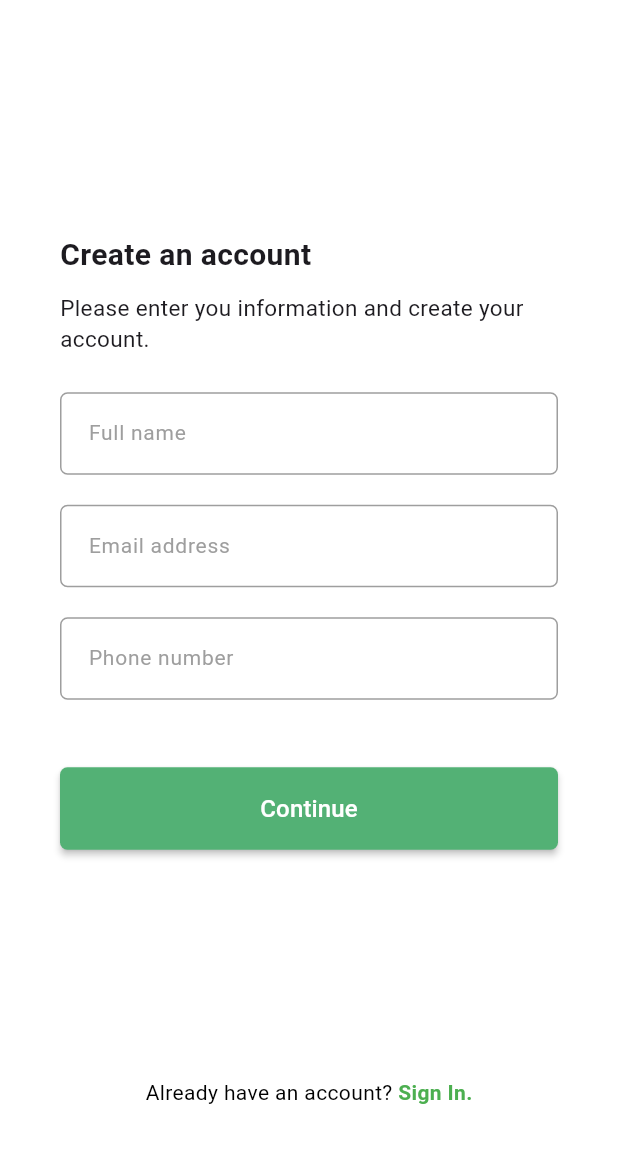
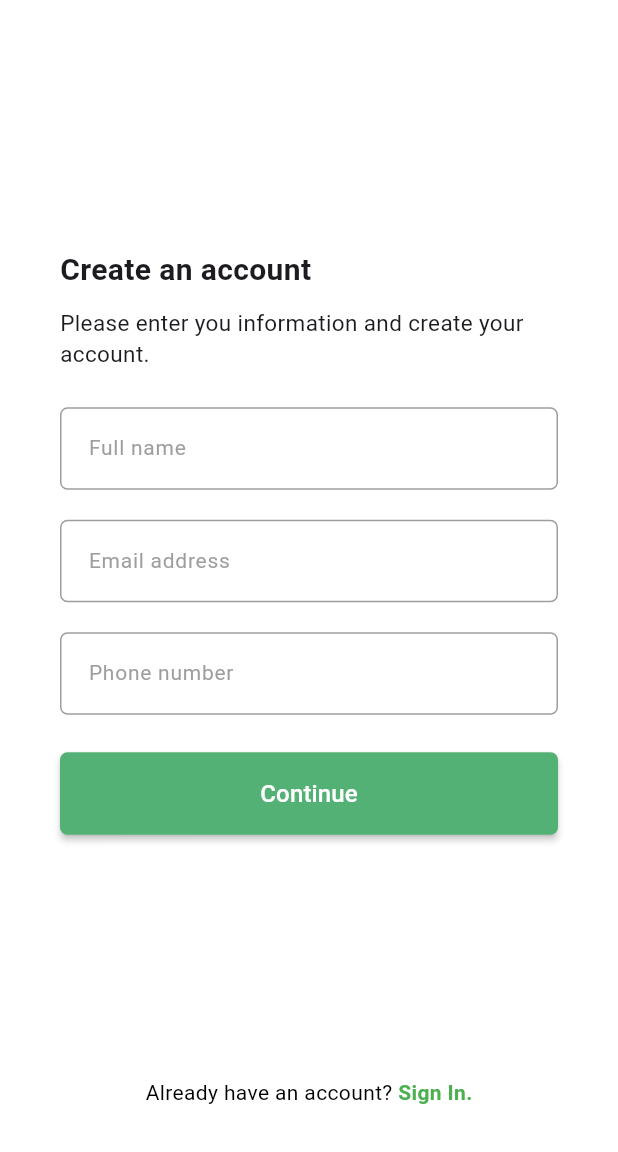
Before and after one commit to anilantony49/e-commerce-app_machine-test, a Flutter app: the UserSignUpPageOne screen opened directly, on a phone screen of 412 x 824 dp, the part 84-1236 px from its top. Run offline on Flutter 3.47's test engine with Material 3 defaults, Android fonts, the phone set to English and light mode, and no system bars; our stand-ins replace animate_do, animated_text_kit, dio, dotted_border, flutter_animate, flutter_bloc and 4 more; missing offline and left inert: colorful_safe_area; accounts and stored records are empty.

```diff
--- a/lib/presentation/user_sign_in/widgets/signin_field_widget.dart
+++ b/lib/presentation/user_sign_in/widgets/signin_field_widget.dart
@@ -82,7 +82,7 @@ class _SignInFieldWidgetState extends State<SignInFieldWidget> {
                           child: Icon(
                             state ? Icons.visibility_off : Icons.visibility,
                             size: 20,
-                            color: Theme.of(context).colorScheme.secondary,
+                            color: Colors.grey,
                           ),
                         ),
                         obscureText: state,
@@ -136,6 +136,7 @@ class _SignInFieldWidgetState extends State<SignInFieldWidget> {
     }
 
     if (state is UserSignInSuccessState) {
+      customSnackbar(context, "It will take a while, please wait...");
       nextScreenRemoveUntil(context, const MainScreen());
 
       context.read<TogglePasswordCubit>().reset();
--- a/lib/presentation/user_sign_up/widgets/signup_one_field_widget.dart
+++ b/lib/presentation/user_sign_up/widgets/signup_one_field_widget.dart
@@ -86,7 +86,6 @@ class _SignUpOneFieldWidgetState extends State<SignUpOneFieldWidget> {
                   return null;
                 },
               ),
-              kHeight(20),
 
               kHeight(25),
 
--- a/lib/presentation/user_sign_up/widgets/signup_two_field_widget.dart
+++ b/lib/presentation/user_sign_up/widgets/signup_two_field_widget.dart
@@ -87,7 +87,7 @@ class _SignUpTwoFieldWidgetState extends State<SignUpTwoFieldWidget> {
                       child: Icon(
                         state ? Icons.visibility_off : Icons.visibility,
                         size: 20,
-                        color: Theme.of(context).colorScheme.secondary,
+                        color:  Colors.grey,
                       ),
                     ),
                   );
--- a/lib/presentation/user_sign_up/widgets/widgets.dart
+++ b/lib/presentation/user_sign_up/widgets/widgets.dart
@@ -73,11 +73,12 @@ class SignUpWidgets {
             BlocConsumer<SignUpBloc, SignUpState>(
               listener: (context, state) {
                 if (state is UserSignUpSuccessState) {
+                  customSnackbar(
+                      context, "It will take a while, please wait...");
                   context.read<ProfileBloc>().add(ProfileInitialFetchEvent());
                   context.read<UserBloc>().add(FetchAllUserEvent());
-                  // context.read<PostBloc>().add(PostInitialFetchEvent());
+
                   nextScreenRemoveUntil(context, const MainScreen());
-                  // mySystemTheme(context);
                   context.read<TogglePasswordCubit>().reset();
                 }
                 if (state is UsernameExistsErrorState) {
```
Also changed, not shown: 11 other files.
